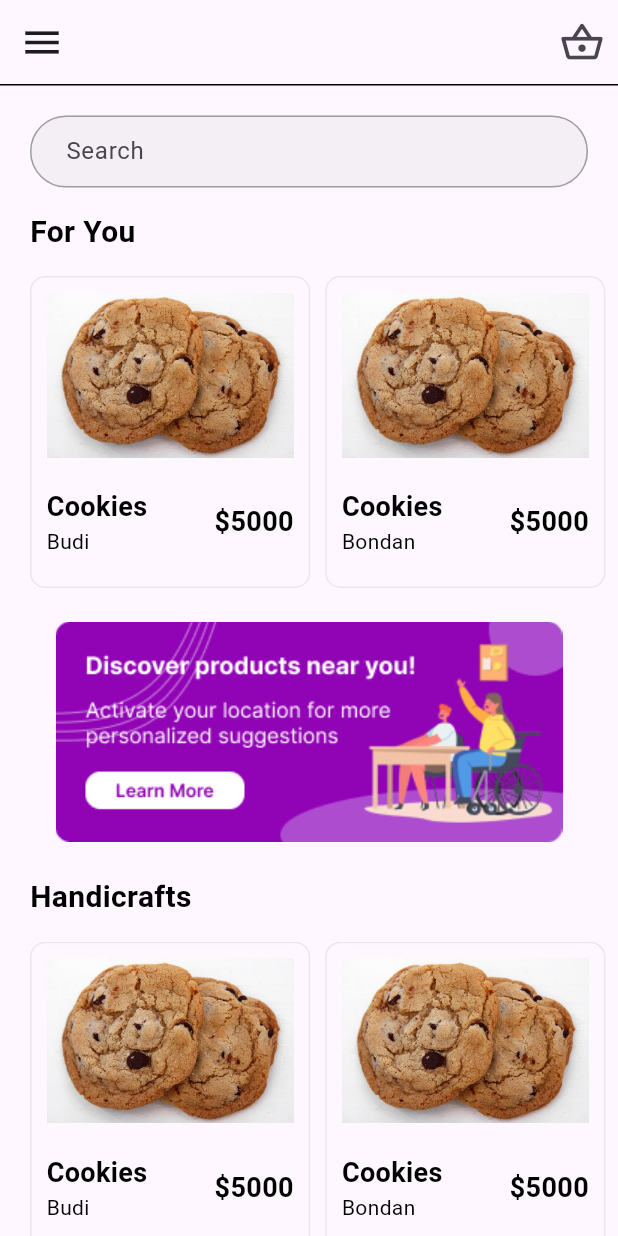
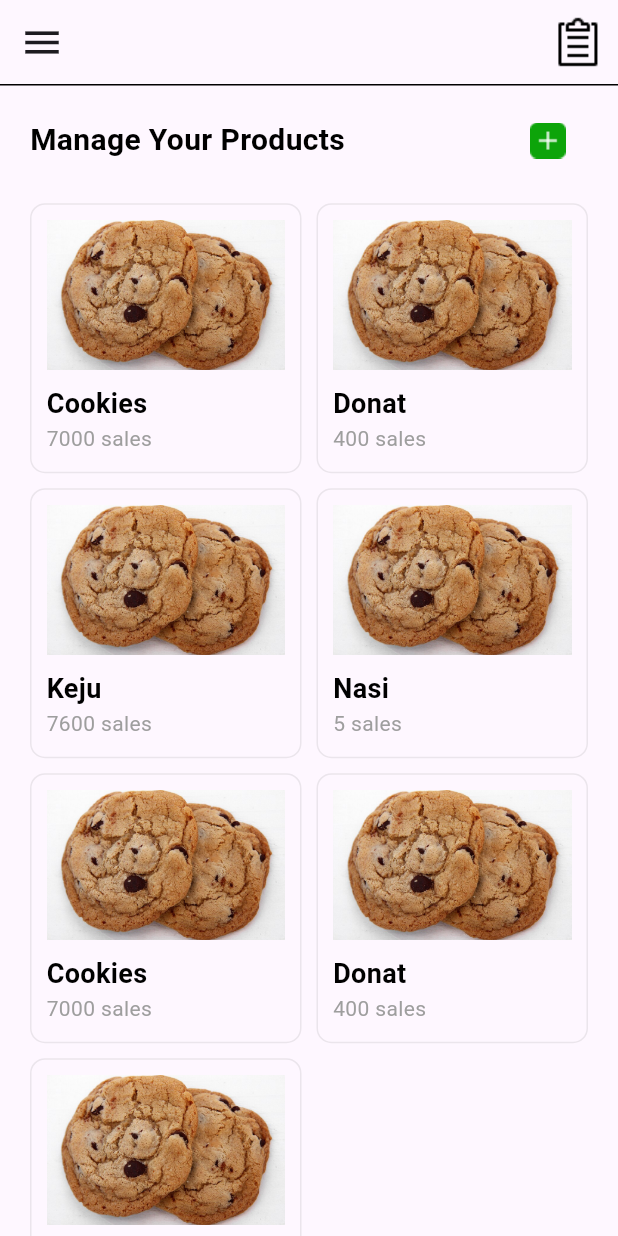
Before and after one commit to HoseaNA/AusDauer, a Flutter app: the screen it shows after launch, on a phone screen of 412 x 824 dp. Run offline on Flutter 3.47's test engine with Material 3 defaults, Android fonts, the phone set to English and light mode, and no system bars.

Commit message:
feat: manage_product

```diff
--- /dev/null
+++ b/aus_dauer/lib/app/manage_product/manage_product.dart
@@ -0,0 +1,170 @@
+import 'package:flutter/gestures.dart';
+import 'package:flutter/material.dart';
+
+class ManageProductPage extends StatefulWidget {
+  const ManageProductPage({Key? key}) : super(key: key);
+
+  @override
+  State<ManageProductPage> createState() => _ManageProductPageState();
+}
+
+class _ManageProductPageState extends State<ManageProductPage> {
+  final List<Map> items = [
+    {"nama": "Cookies", "sales": 7000},
+    {"nama": "Donat", "sales": 400},
+    {"nama": "Keju", "sales": 7600},
+    {"nama": "Nasi", "sales": 5},
+    {"nama": "Cookies", "sales": 7000},
+    {"nama": "Donat", "sales": 400},
+    {"nama": "Keju", "sales": 7600},
+  ];
+
+  @override
+  Widget build(BuildContext context) {
+    List<int> totalPriceList = [];
+
+    return MaterialApp(
+      debugShowCheckedModeBanner: false,
+      home: Scaffold(
+        appBar: AppBar(
+          title: Text(""),
+          leading: IconButton(
+            onPressed: () {
+              Navigator.pop(context);
+            },
+            icon: const Icon(
+              Icons.menu,
+              size: 30,
+            ),
+          ),
+          actions: [
+            IconButton(
+              onPressed: () {
+                Navigator.pop(context);
+              },
+              icon: Image.asset(
+                'lib/assets/clipboard.png',
+                width: MediaQuery.of(context).size.width / 11,
+              ),
+            ),
+          ],
+          bottom: PreferredSize(
+            preferredSize: Size.fromHeight(1.0), // Adjust the height as needed
+            child: Container(
+              height: 1.0,
+              color: Colors.black,
+            ),
+          ),
+        ),
+        body: SingleChildScrollView(
+          scrollDirection: Axis.vertical,
+          child: Padding(
+            // padding: EdgeInsets.symmetric(horizontal: 20.0, vertical: 5.0),
+            padding: EdgeInsets.symmetric(vertical: 10.0),
+            child: Container(
+              child: Column(
+                children: [
+                  Padding(
+                    padding: EdgeInsets.symmetric(horizontal: 20.0),
+                    child: Row(
+                      mainAxisAlignment: MainAxisAlignment.spaceBetween,
+                      children: [
+                        Text(
+                          "Manage Your Products",
+                          style: TextStyle(
+                            color: Colors.black,
+                            fontWeight: FontWeight.w700,
+                            fontSize: 20.0,
+                          ),
+                        ),
+                        IconButton(
+                          onPressed: () {
+                            Navigator.pop(context);
+                          },
+                          icon: Image.asset(
+                            'lib/assets/add_product.png',
+                            width: MediaQuery.of(context).size.width / 11,
+                          ),
+                        ),
+                      ],
+                    ),
+                  ),
+                  SizedBox(height: 15),
+                  Padding(
+                    padding: EdgeInsets.symmetric(horizontal: 20.0),
+                    child: GridView.builder(
+                      physics: const NeverScrollableScrollPhysics(),
+                      shrinkWrap: true,
+                      gridDelegate:
+                          const SliverGridDelegateWithFixedCrossAxisCount(
+                              crossAxisCount: 2,
+                              crossAxisSpacing: 10.0,
+                              mainAxisSpacing: 10.0,
+                              mainAxisExtent: 180),
+                      itemCount: items.length,
+                      itemBuilder: (_, index) {
+                        return Container(
+                          decoration: BoxDecoration(
+                              border: Border.all(
+                                  color: Colors.grey.withOpacity(0.2)),
+                              borderRadius: BorderRadius.circular(10.0)),
+                          child: Padding(
+                            padding: EdgeInsets.all(10.0),
+                            child: Column(
+                              children: [
+                                Container(
+                                  width: MediaQuery.of(context).size.width,
+                                  height: 100,
+                                  child: Image.asset(
+                                    'lib/assets/cookie.png',
+                                    width:
+                                        MediaQuery.of(context).size.width / 2,
+                                    fit: BoxFit.cover,
+                                  ),
+                                ),
+                                SizedBox(height: 5.0),
+                                Container(
+                                  margin: EdgeInsets.only(top: 5.0),
+                                  width:
+                                      MediaQuery.of(context).size.width / 2.5,
+                                  child: Column(
+                                    crossAxisAlignment:
+                                        CrossAxisAlignment.start,
+                                    children: [
+                                      Text(
+                                        "${items.elementAt(index)['nama']}",
+                                        textAlign: TextAlign.start,
+                                        style: TextStyle(
+                                          color: Colors.black,
+                                          fontWeight: FontWeight.w700,
+                                          fontSize: 18.0,
+                                        ),
+                                      ),
+                                      Text(
+                                        "${items.elementAt(index)['sales']} sales",
+                                        textAlign: TextAlign.start,
+                                        style: TextStyle(
+                                          color: Colors.grey,
+                                          fontWeight: FontWeight.w400,
+                                          fontSize: 14.0,
+                                        ),
+                                      )
+                                    ],
+                                  ),
+                                )
+                              ],
+                            ),
+                          ),
+                        );
+                      },
+                    ),
+                  ),
+                ],
+              ),
+            ),
+          ),
+        ),
+      ),
+    );
+  }
+}
--- a/aus_dauer/lib/main.dart
+++ b/aus_dauer/lib/main.dart
@@ -1,7 +1,8 @@
 import 'package:flutter/material.dart';
 
 import 'package:aus_dauer/app/marketplace/marketplace.dart';
+import 'package:aus_dauer/app/manage_product/manage_product.dart';
 
 void main() {
-  runApp(const MarketplacePage());
+  runApp(const ManageProductPage());
 }
```
Also changed, not shown: aus_dauer/lib/assets/add_product.png (added), aus_dauer/lib/assets/clipboard.png (added).
